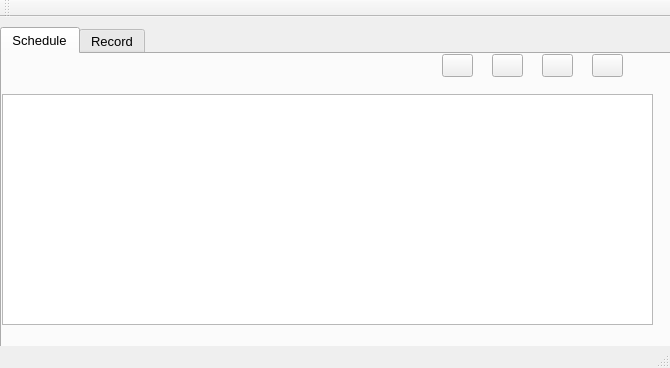
Qt form TimeSchedule/mainwindow.ui (HuangDanGeeker/MyTimeSchedule) before a commit.
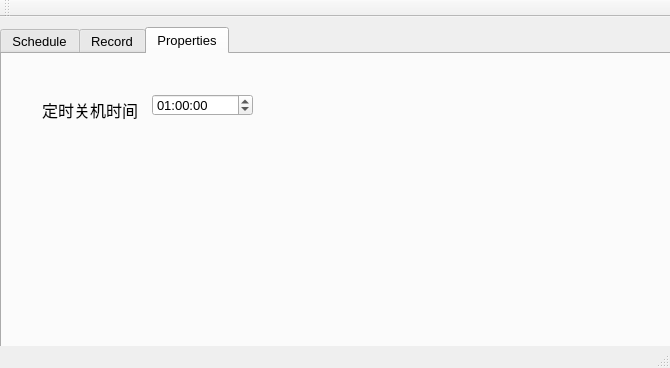
The same form after that commit. Icons and pictures are not drawn.

Commit message: 开始创建Properties页面

Patch:
```diff
--- a/TimeSchedule/mainwindow.ui
+++ b/TimeSchedule/mainwindow.ui
@@ -32,7 +32,7 @@
      </font>
     </property>
     <property name="currentIndex">
-     <number>0</number>
+     <number>2</number>
     </property>
     <widget class="QWidget" name="ScheduleTab">
      <attribute name="icon">
@@ -116,6 +116,53 @@
       <string>Record</string>
      </attribute>
     </widget>
+    <widget class="QWidget" name="">
+     <attribute name="title">
+      <string>Properties</string>
+     </attribute>
+     <widget class="QLabel" name="label">
+      <property name="geometry">
+       <rect>
+        <x>40</x>
+        <y>40</y>
+        <width>121</width>
+        <height>31</height>
+       </rect>
+      </property>
+      <property name="font">
+       <font>
+        <family>Adobe Arabic</family>
+        <pointsize>12</pointsize>
+       </font>
+      </property>
+      <property name="text">
+       <string>定时关机时间</string>
+      </property>
+     </widget>
+     <widget class="QTimeEdit" name="timeEdit">
+      <property name="geometry">
+       <rect>
+        <x>150</x>
+        <y>40</y>
+        <width>101</width>
+        <height>22</height>
+       </rect>
+      </property>
+      <property name="dateTime">
+       <datetime>
+        <hour>1</hour>
+        <minute>0</minute>
+        <second>0</second>
+        <year>2000</year>
+        <month>1</month>
+        <day>1</day>
+       </datetime>
+      </property>
+      <property name="calendarPopup">
+       <bool>true</bool>
+      </property>
+     </widget>
+    </widget>
    </widget>
   </widget>
   <widget class="QMenuBar" name="menuBar">
```
The commit also changes 16 other files.
